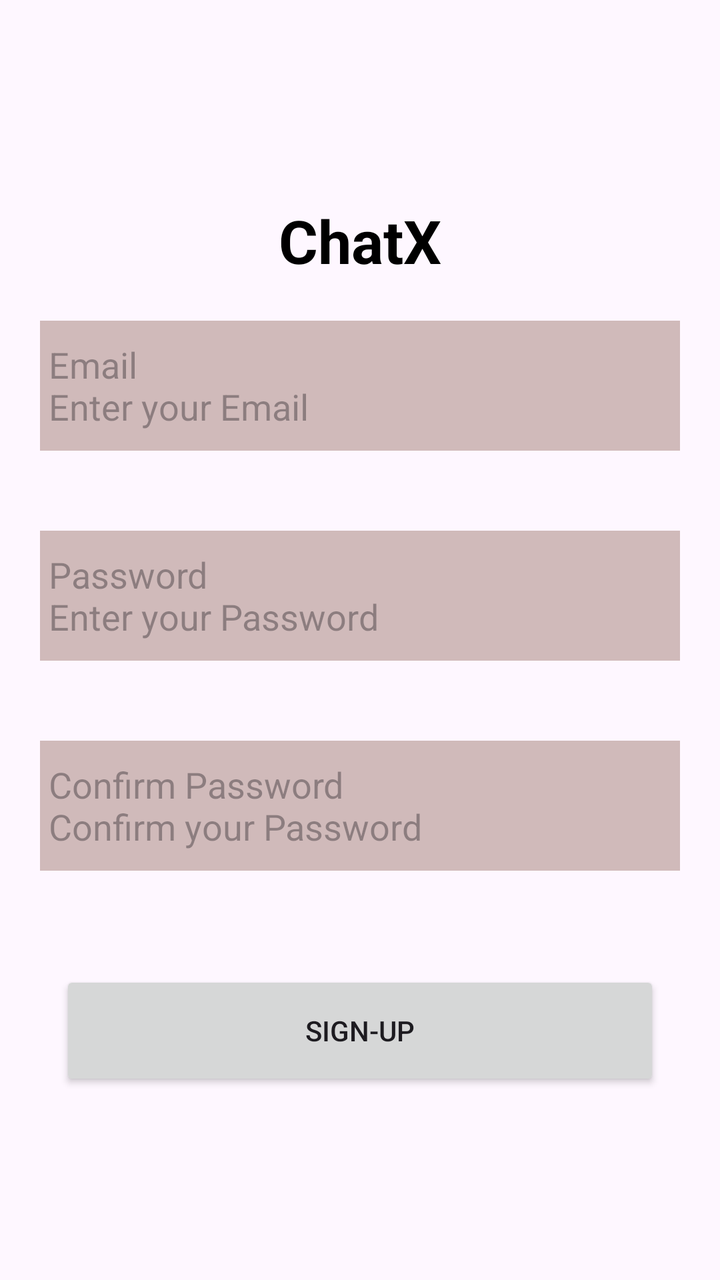
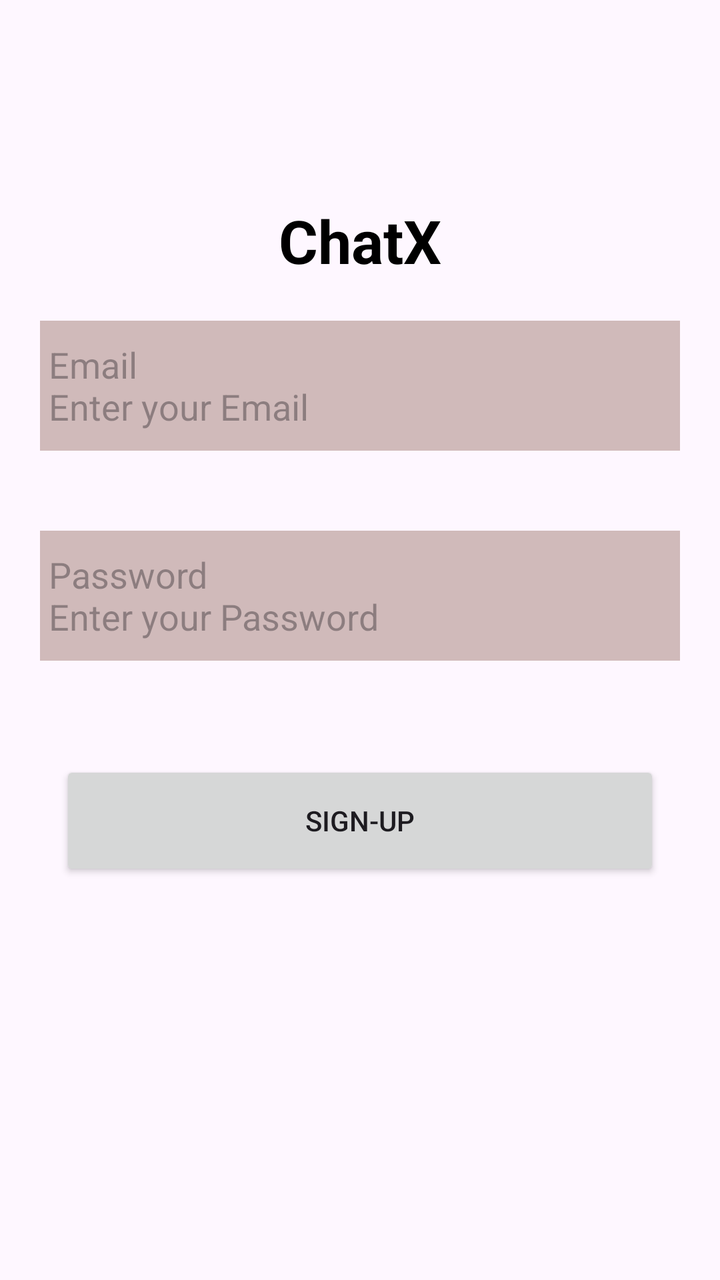

Two renders of the same Android screen: before a commit and after it. Below are the layout's source before the change and the commit's diff.
<!-- AndroidManifest.xml: application theme Theme.ChatX -->
<!-- res/layout/resgister_activity.xml -->
<?xml version="1.0" encoding="utf-8"?>
<RelativeLayout xmlns:android="http://schemas.android.com/apk/res/android"
    xmlns:app="http://schemas.android.com/apk/res-auto"
    xmlns:tools="http://schemas.android.com/tools"
    android:id="@+id/main"
    android:layout_width="match_parent"
    android:layout_height="match_parent"
    tools:context=".ResgisterActivity">


    <TextView
        android:layout_width="wrap_content"
        android:layout_height="wrap_content"
        android:text="ChatX"
        android:textStyle="bold"
        android:textSize="30dp"
        android:textColor="@color/black"
        android:layout_centerHorizontal="true"
        android:layout_marginTop="100dp"
        android:id="@+id/H1"/>


    <EditText
        android:layout_width="match_parent"
        android:layout_height="65dp"
        android:hint=" Email\n Enter your Email"
        android:layout_below="@+id/H1"
        android:layout_margin="20dp"
        android:layout_centerHorizontal="true"
        android:layout_marginTop="30dp"
        android:id="@+id/emlField"
        android:background="#D0BABA"
        />
    <EditText
        android:layout_width="match_parent"
        android:layout_height="65dp"
        android:hint=" Password\n Enter your Password"
        android:layout_below="@+id/emlField"
        android:layout_centerHorizontal="true"
        android:layout_marginTop="35dp"
        android:layout_margin="20dp"
        android:id="@+id/pswField"
        android:background="#D0BABA"/>
    <EditText
        android:layout_width="match_parent"
        android:layout_height="65dp"
        android:hint=" Confirm Password\n Confirm your Password"
        android:layout_below="@+id/pswField"
        android:layout_centerHorizontal="true"
        android:layout_marginTop="35dp"
        android:layout_margin="20dp"
        android:id="@+id/CpswField"
        android:background="#D0BABA"/>

    <Button
        android:layout_width="300dp"
        android:layout_height="60dp"
        android:text="Sign-up"
        android:id="@+id/rgstrBtn"
        android:clickable="true"
        android:layout_below="@+id/CpswField"
        android:layout_marginTop="30dp"
        android:layout_centerHorizontal="true"
        />



</RelativeLayout>
<!-- resources referenced by this layout -->
<resources>
  <color name="black">#FF000000</color>
  <style name="Theme.ChatX" parent="Base.Theme.ChatX" />
  <style name="Base.Theme.ChatX" parent="Theme.Material3.DayNight.NoActionBar">
          
          
      </style>
</resources>

<!-- the commit's change to res/layout/resgister_activity.xml (unified diff, before → after) -->
@@ -41,16 +41,7 @@
         android:layout_margin="20dp"
         android:id="@+id/pswField"
         android:background="#D0BABA"/>
-    <EditText
-        android:layout_width="match_parent"
-        android:layout_height="65dp"
-        android:hint=" Confirm Password\n Confirm your Password"
-        android:layout_below="@+id/pswField"
-        android:layout_centerHorizontal="true"
-        android:layout_marginTop="35dp"
-        android:layout_margin="20dp"
-        android:id="@+id/CpswField"
-        android:background="#D0BABA"/>
+
 
     <Button
         android:layout_width="300dp"
@@ -58,7 +49,7 @@
         android:text="Sign-up"
         android:id="@+id/rgstrBtn"
         android:clickable="true"
-        android:layout_below="@+id/CpswField"
+        android:layout_below="@+id/pswField"
         android:layout_marginTop="30dp"
         android:layout_centerHorizontal="true"
         />
